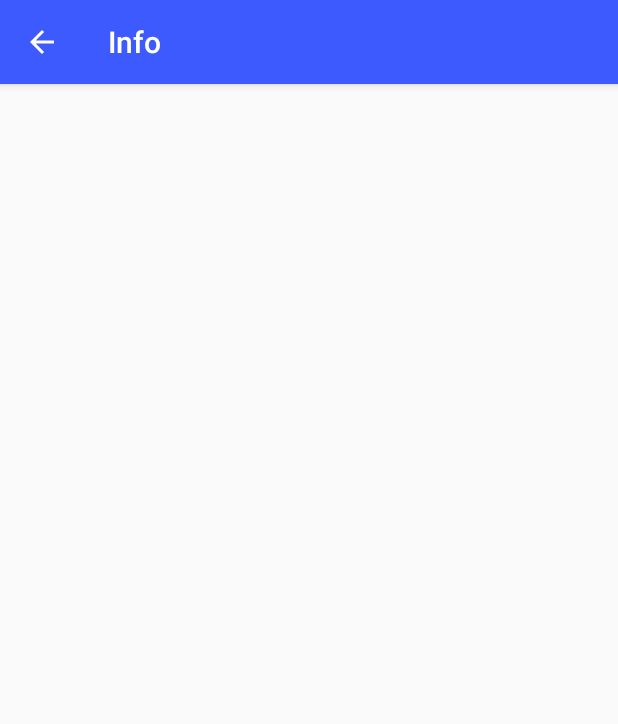
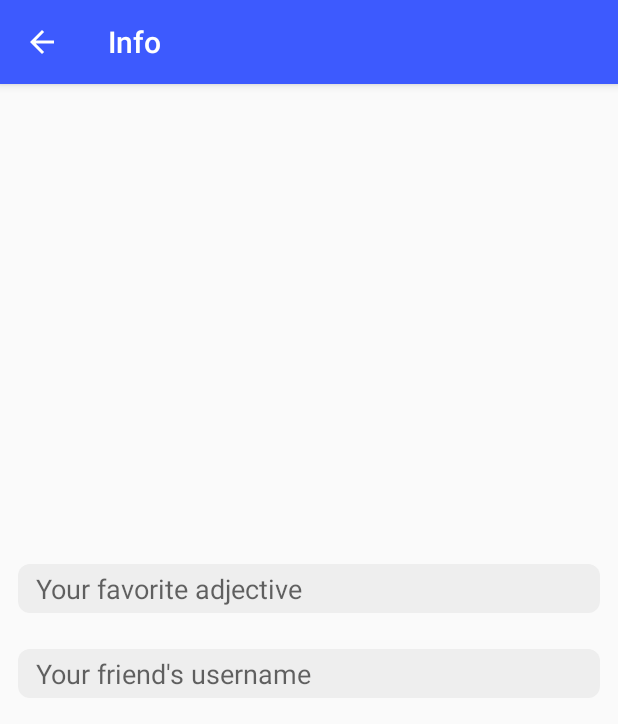
Before and after one commit to mianuddin/android-bitmoji-sample-app, an Android app: the InfoActivity screen opened directly, with no data from a screen before it, on a phone screen of 412 x 824 dp. Shown: the top 724 px of the screen. Run offline under Robolectric (Android 15) with nearby library versions, the phone set to English and light mode, and no system bars; our stand-ins replace Picasso; libraries missing offline, so code that uses them is left out: com.snapchat.kit; 1 statement that could not run was skipped.

Commit message:
feat: update layout dimens

```diff
--- a/app/src/main/res/layout/activity_info.xml
+++ b/app/src/main/res/layout/activity_info.xml
@@ -1,7 +1,8 @@
 <?xml version="1.0" encoding="utf-8"?>
 <LinearLayout
         xmlns:android="http://schemas.android.com/apk/res/android" xmlns:app="http://schemas.android.com/apk/res-auto"
-        xmlns:tools="http://schemas.android.com/tools" android:orientation="vertical"
+        xmlns:tools="http://schemas.android.com/tools"
+        android:orientation="vertical"
         android:layout_width="match_parent"
         android:layout_height="match_parent">
     <android.support.v7.widget.Toolbar
@@ -24,4 +25,34 @@
                 android:layout_height="@dimen/chat_img_height" tools:srcCompat="@drawable/ic_person"
                 android:contentDescription="@string/avatar_hint"/>
     </RelativeLayout>
+    <EditText
+            android:id="@+id/adjective_input"
+            android:layout_width="match_parent"
+            android:layout_height="wrap_content"
+            android:layout_marginTop="@dimen/info_input_initial_padding_vertical"
+            android:layout_marginRight="@dimen/chat_margin_horizontal"
+            android:layout_marginLeft="@dimen/chat_margin_horizontal"
+            android:paddingTop="@dimen/message_input_padding_vertical"
+            android:paddingRight="@dimen/chat_padding_horizontal"
+            android:paddingBottom="@dimen/message_input_padding_vertical"
+            android:paddingLeft="@dimen/chat_padding_horizontal"
+            android:background="@drawable/chat_received"
+            android:inputType="textCapSentences|textAutoCorrect"
+            android:hint="@string/adjective_hint"
+            android:imeOptions="actionDone"/>
+    <EditText
+            android:id="@+id/friend_input"
+            android:layout_width="match_parent"
+            android:layout_height="wrap_content"
+            android:layout_marginTop="@dimen/info_input_padding_vertical"
+            android:layout_marginRight="@dimen/chat_margin_horizontal"
+            android:layout_marginLeft="@dimen/chat_margin_horizontal"
+            android:paddingTop="@dimen/message_input_padding_vertical"
+            android:paddingRight="@dimen/chat_padding_horizontal"
+            android:paddingBottom="@dimen/message_input_padding_vertical"
+            android:paddingLeft="@dimen/chat_padding_horizontal"
+            android:background="@drawable/chat_received"
+            android:inputType="textCapSentences|textAutoCorrect"
+            android:hint="@string/friendmoji_hint"
+            android:imeOptions="actionDone"/>
 </LinearLayout>
--- a/app/src/main/res/values/dimens.xml
+++ b/app/src/main/res/values/dimens.xml
@@ -12,9 +12,12 @@
 
     <dimen name="chat_padding_vertical">8dp</dimen>
     <dimen name="chat_padding_horizontal">12dp</dimen>
+    <dimen name="chat_margin_horizontal">12dp</dimen>
 
     <dimen name="chat_img_width">200dp</dimen>
     <dimen name="chat_img_height">200dp</dimen>
 
     <dimen name="avatar_padding_vertical">24dp</dimen>
+    <dimen name="info_input_initial_padding_vertical">72dp</dimen>
+    <dimen name="info_input_padding_vertical">24dp</dimen>
 </resources>
--- a/app/src/main/res/values/strings.xml
+++ b/app/src/main/res/values/strings.xml
@@ -4,4 +4,6 @@
     <string name="message_input_hint">Hello world!</string>
     <string name="bitmoji_hint">An image depicting a Bitmoji.</string>
     <string name="avatar_hint">An image which represents the user.</string>
+    <string name="adjective_hint">Your favorite adjective</string>
+    <string name="friendmoji_hint">Your friend\'s username</string>
 </resources>
```
